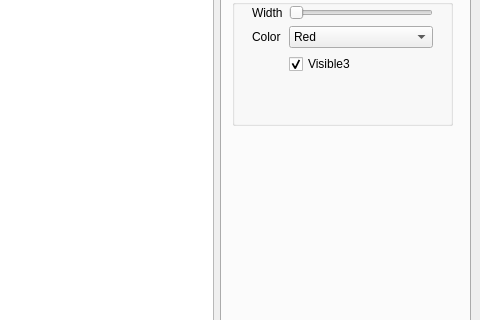
First picture: the form in Software_project/primary_gui/original.ui, repository fanghaow/Srtp_project, before the edit; both pictures show x 532 to 1012 and y 399 to 719 of the 1012 by 813 pixel window.
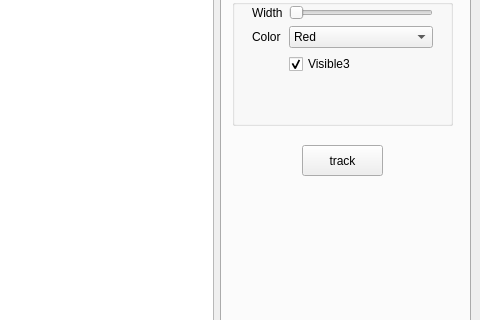
Second picture: the form after the edit.

```diff
--- a/Software_project/primary_gui/original.ui
+++ b/Software_project/primary_gui/original.ui
@@ -591,6 +591,19 @@
          </layout>
         </widget>
        </widget>
+       <widget class="QPushButton" name="pushButton">
+        <property name="geometry">
+         <rect>
+          <x>80</x>
+          <y>490</y>
+          <width>81</width>
+          <height>31</height>
+         </rect>
+        </property>
+        <property name="text">
+         <string>track</string>
+        </property>
+       </widget>
       </widget>
      </widget>
     </item>
```
Left out of the diff: 17 changed lines with no effect on the pictures.
